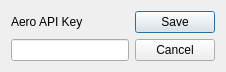
zeecm/zc-flightaware-router, file zc_flightplan_toolkit/qdesigner_ui_files/settings.ui: the form before one commit.
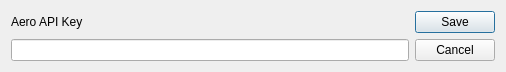
The form after the commit.

Commit message: Resize settings window, update github actions to use secrets

```diff
--- a/zc_flightplan_toolkit/qdesigner_ui_files/settings.ui
+++ b/zc_flightplan_toolkit/qdesigner_ui_files/settings.ui
@@ -9,8 +9,8 @@
    <rect>
     <x>0</x>
     <y>0</y>
-    <width>226</width>
-    <height>71</height>
+    <width>506</width>
+    <height>72</height>
    </rect>
   </property>
   <property name="windowTitle">
```
The commit also changes 2 other files.
